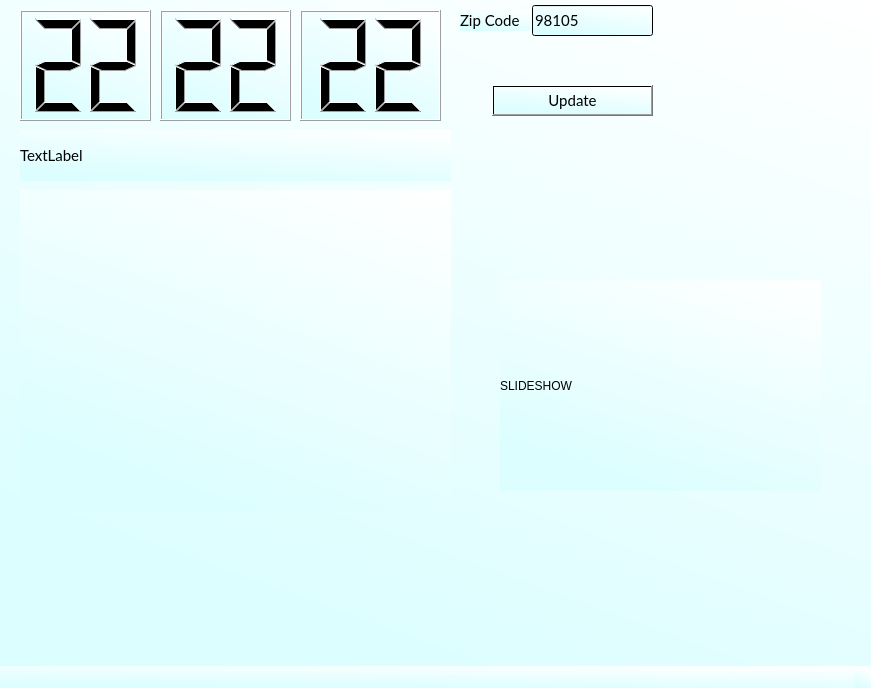
Nathan-lee-8/LabFour, file MultiFunctionalDashboard/mainwindow.ui: the form before one commit.
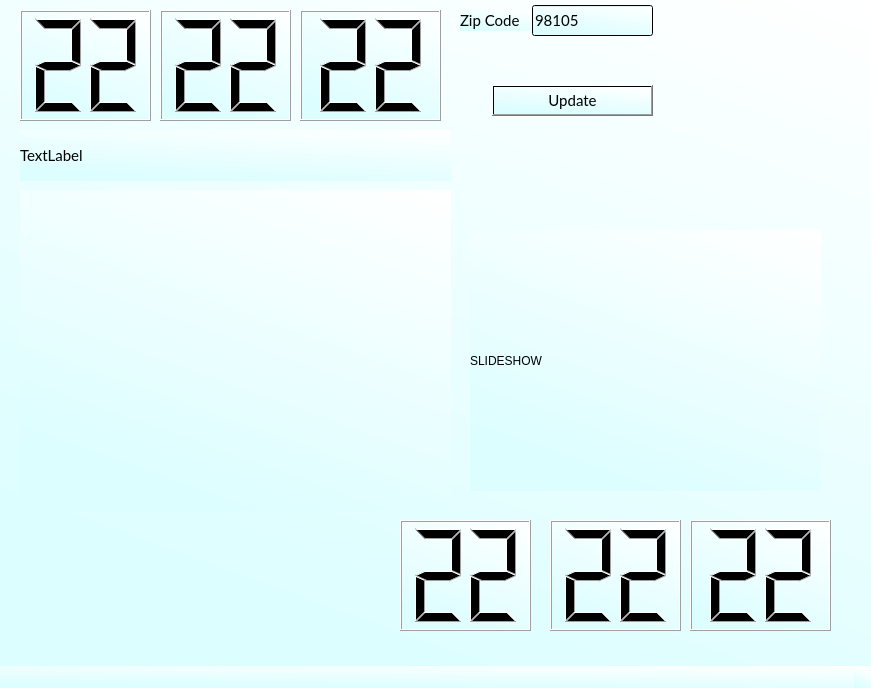
The form after the commit.

Diff of the .ui file:
```diff
--- a/MultiFunctionalDashboard/mainwindow.ui
+++ b/MultiFunctionalDashboard/mainwindow.ui
@@ -190,16 +190,91 @@
    <widget class="QLabel" name="slideshow_images">
     <property name="geometry">
      <rect>
-      <x>500</x>
-      <y>280</y>
-      <width>321</width>
-      <height>211</height>
+      <x>470</x>
+      <y>230</y>
+      <width>351</width>
+      <height>261</height>
      </rect>
     </property>
     <property name="text">
      <string>SLIDESHOW</string>
     </property>
    </widget>
+   <widget class="QLCDNumber" name="worldHourValue">
+    <property name="geometry">
+     <rect>
+      <x>400</x>
+      <y>520</y>
+      <width>131</width>
+      <height>111</height>
+     </rect>
+    </property>
+    <property name="font">
+     <font>
+      <family>Lato</family>
+      <pointsize>11</pointsize>
+     </font>
+    </property>
+    <property name="digitCount">
+     <number>2</number>
+    </property>
+    <property name="value" stdset="0">
+     <double>22.000000000000000</double>
+    </property>
+    <property name="intValue" stdset="0">
+     <number>22</number>
+    </property>
+   </widget>
+   <widget class="QLCDNumber" name="worldMinuteValue">
+    <property name="geometry">
+     <rect>
+      <x>550</x>
+      <y>520</y>
+      <width>131</width>
+      <height>111</height>
+     </rect>
+    </property>
+    <property name="font">
+     <font>
+      <family>Lato</family>
+      <pointsize>11</pointsize>
+     </font>
+    </property>
+    <property name="digitCount">
+     <number>2</number>
+    </property>
+    <property name="value" stdset="0">
+     <double>22.000000000000000</double>
+    </property>
+    <property name="intValue" stdset="0">
+     <number>22</number>
+    </property>
+   </widget>
+   <widget class="QLCDNumber" name="worldSecondValue">
+    <property name="geometry">
+     <rect>
+      <x>690</x>
+      <y>520</y>
+      <width>141</width>
+      <height>111</height>
+     </rect>
+    </property>
+    <property name="font">
+     <font>
+      <family>Lato</family>
+      <pointsize>11</pointsize>
+     </font>
+    </property>
+    <property name="digitCount">
+     <number>2</number>
+    </property>
+    <property name="value" stdset="0">
+     <double>22.000000000000000</double>
+    </property>
+    <property name="intValue" stdset="0">
+     <number>22</number>
+    </property>
+   </widget>
   </widget>
   <widget class="QMenuBar" name="menubar">
    <property name="geometry">
```
Left out of the diff: 2 changed lines with no effect on the pictures.
